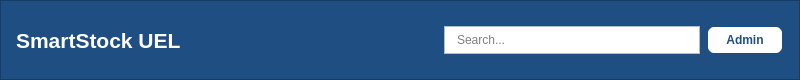
Before: the Qt Designer form ui/navbar.ui in maihuybao/SmartLockUEL, drawn with Qt 5.
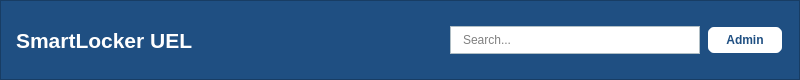
After: the same form once the commit is applied.

```diff
--- a/ui/navbar.ui
+++ b/ui/navbar.ui
@@ -41,7 +41,7 @@
       <string notr="true">color: white; font-size: 16pt; font-weight: bold;</string>
      </property>
      <property name="text">
-      <string>SmartStock UEL</string>
+      <string>SmartLocker UEL</string>
      </property>
      <property name="alignment">
       <set>Qt::AlignLeading|Qt::AlignLeft|Qt::AlignVCenter</set>
```
